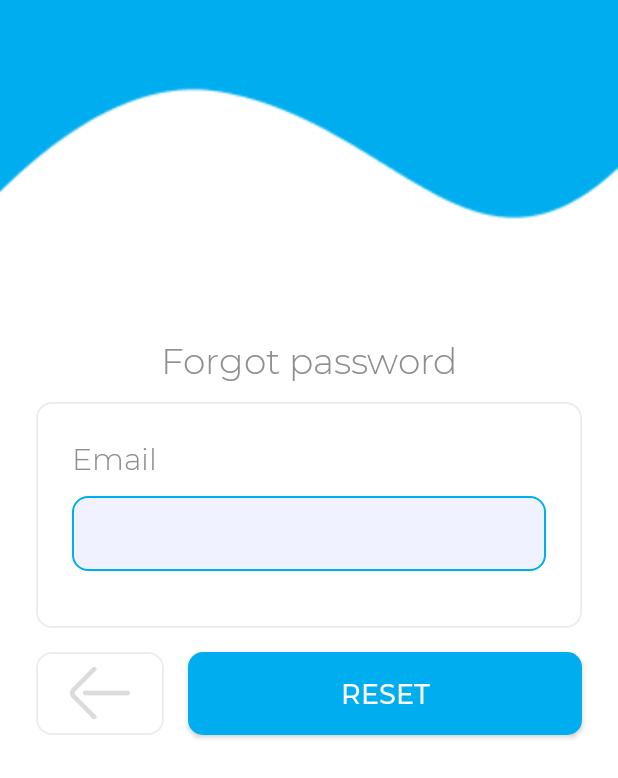
After one commit to muammarahlnn/Tugas3, an Android app: the ForgotPasswordActivity screen opened directly, with no data from a screen before it, on a phone screen of 412 x 824 dp. The commit adds this screen. Shown: the top 778 px of the screen. Run offline under Robolectric (Android 15) with nearby library versions, the phone set to English and light mode, and no system bars; our stand-ins replace Firebase (no records; nobody signed in at launch, a user with empty details on screens opened directly).

Commit message:
add ForgotPasswordActivity

```diff
--- a/app/src/main/AndroidManifest.xml
+++ b/app/src/main/AndroidManifest.xml
@@ -2,7 +2,7 @@
 <manifest xmlns:android="http://schemas.android.com/apk/res/android"
     package="com.ardnn.tugas3">
 
-    <uses-permission android:name="android.permission.INTERNET"/>
+    <uses-permission android:name="android.permission.INTERNET" />
 
     <application
         android:allowBackup="true"
@@ -11,7 +11,8 @@
         android:roundIcon="@mipmap/ic_launcher_round"
         android:supportsRtl="true"
         android:theme="@style/Theme.Tugas3">
-        <activity android:name=".HomeActivity"></activity>
+        <activity android:name=".ForgotPasswordActivity"></activity>
+        <activity android:name=".HomeActivity" />
         <activity android:name=".RegisterActivity" />
         <activity android:name=".LoginActivity" />
         <activity android:name=".SplashActivity">
--- /dev/null
+++ b/app/src/main/java/com/ardnn/tugas3/ForgotPasswordActivity.java
@@ -0,0 +1,61 @@
+package com.ardnn.tugas3;
+
+import androidx.annotation.NonNull;
+import androidx.appcompat.app.AppCompatActivity;
+
+import android.os.Bundle;
+import android.view.View;
+import android.widget.Button;
+import android.widget.EditText;
+import android.widget.LinearLayout;
+import android.widget.Toast;
+
+import com.google.android.gms.tasks.OnFailureListener;
+import com.google.android.gms.tasks.OnSuccessListener;
+import com.google.firebase.auth.FirebaseAuth;
+
+public class ForgotPasswordActivity extends AppCompatActivity implements View.OnClickListener {
+    FirebaseAuth firebaseAuth;
+    LinearLayout btnBack;
+    Button btnReset;
+    EditText etEmail;
+
+    @Override
+    protected void onCreate(Bundle savedInstanceState) {
+        super.onCreate(savedInstanceState);
+        setContentView(R.layout.activity_forgot_password);
+
+        firebaseAuth = FirebaseAuth.getInstance();
+
+        etEmail = findViewById(R.id.et_email);
+
+        btnBack = findViewById(R.id.btn_back);
+        btnBack.setOnClickListener(this);
+
+        btnReset = findViewById(R.id.btn_reset);
+        btnReset.setOnClickListener(this);
+    }
+
+    @Override
+    public void onClick(View v) {
+        switch (v.getId()) {
+            case R.id.btn_back:
+                finish();
+                break;
+            case R.id.btn_reset:
+                String email = etEmail.getText().toString();
+                firebaseAuth.sendPasswordResetEmail(email).addOnSuccessListener(new OnSuccessListener<Void>() {
+                    @Override
+                    public void onSuccess(Void aVoid) {
+                        Toast.makeText(ForgotPasswordActivity.this, "Reset link sent to your email", Toast.LENGTH_SHORT).show();
+                    }
+                }).addOnFailureListener(new OnFailureListener() {
+                    @Override
+                    public void onFailure(@NonNull Exception e) {
+                        Toast.makeText(ForgotPasswordActivity.this, "Error! Reset link is not sent " + e.getMessage(), Toast.LENGTH_SHORT).show();
+                    }
+                });
+                break;
+        }
+    }
+}
--- a/app/src/main/java/com/ardnn/tugas3/LoginActivity.java
+++ b/app/src/main/java/com/ardnn/tugas3/LoginActivity.java
@@ -8,6 +8,7 @@ import android.media.Image;
 import android.os.Bundle;
 import android.text.method.HideReturnsTransformationMethod;
 import android.text.method.PasswordTransformationMethod;
+import android.util.Log;
 import android.view.View;
 import android.widget.Button;
 import android.widget.EditText;
@@ -25,7 +26,7 @@ public class LoginActivity extends AppCompatActivity implements View.OnClickList
     FirebaseAuth firebaseAuth;
     private FirebaseAuth.AuthStateListener authStateListener;
 
-    TextView tvSignUp;
+    TextView tvSignUp, tvForgotPassword;
     ImageView btnVisibilityPass;
     EditText etEmail, etPass;
     Button btnSignIn;
@@ -57,6 +58,9 @@ public class LoginActivity extends AppCompatActivity implements View.OnClickList
         tvSignUp = findViewById(R.id.tv_signup);
         tvSignUp.setOnClickListener(this);
 
+        tvForgotPassword = findViewById(R.id.tv_forgot_password);
+        tvForgotPassword.setOnClickListener(this);
+
         btnVisibilityPass = findViewById(R.id.btn_visibility_pass);
         btnVisibilityPass.setOnClickListener(this);
 
@@ -76,6 +80,10 @@ public class LoginActivity extends AppCompatActivity implements View.OnClickList
                     ((ImageView)(v)).setImageResource(R.drawable.ic_show_pass);
                     etPass.setTransformationMethod(PasswordTransformationMethod.getInstance());
                 }
+                break;
+            case R.id.tv_forgot_password:
+                Intent goToForgotPassword = new Intent(LoginActivity.this, ForgotPasswordActivity.class);
+                startActivity(goToForgotPassword);
                 break;
             case R.id.btn_sign_in:
                 signIn();
--- /dev/null
+++ b/app/src/main/res/layout/activity_forgot_password.xml
@@ -0,0 +1,102 @@
+<?xml version="1.0" encoding="utf-8"?>
+<androidx.constraintlayout.widget.ConstraintLayout xmlns:android="http://schemas.android.com/apk/res/android"
+    xmlns:app="http://schemas.android.com/apk/res-auto"
+    xmlns:tools="http://schemas.android.com/tools"
+    android:layout_width="match_parent"
+    android:layout_height="match_parent"
+    android:background="@drawable/bg_login"
+    tools:context=".ForgotPasswordActivity">
+
+
+    <TextView
+        android:id="@+id/textView2"
+        android:layout_width="wrap_content"
+        android:layout_height="wrap_content"
+        android:layout_marginTop="224dp"
+        android:fontFamily="@font/monsterrat_light"
+        android:text="Forgot password"
+        android:textColor="@color/grayPrimary"
+        android:textSize="24sp"
+        app:layout_constraintEnd_toEndOf="parent"
+        app:layout_constraintStart_toStartOf="parent"
+        app:layout_constraintTop_toTopOf="parent" />
+
+    <LinearLayout
+        android:id="@+id/linearLayout"
+        android:layout_width="match_parent"
+        android:layout_height="wrap_content"
+        android:layout_marginTop="12dp"
+        android:background="@drawable/bg_layout_form"
+        android:orientation="vertical"
+        android:padding="24dp"
+        android:layout_marginStart="24dp"
+        android:layout_marginEnd="24dp"
+        app:layout_constraintTop_toBottomOf="@+id/textView2">
+
+        <LinearLayout
+            android:layout_width="match_parent"
+            android:layout_height="wrap_content"
+            android:layout_marginBottom="14dp"
+            android:orientation="vertical">
+
+            <TextView
+                android:layout_width="wrap_content"
+                android:layout_height="wrap_content"
+                android:layout_marginBottom="12dp"
+                android:fontFamily="@font/monsterrat_light"
+                android:text="Email"
+                android:textColor="@color/grayPrimary"
+                android:textSize="20sp" />
+
+            <EditText
+                android:id="@+id/et_email"
+                android:layout_width="match_parent"
+                android:layout_height="50dp"
+                android:background="@drawable/bg_input_edit_text"
+                android:fontFamily="@font/monsterrat_medium"
+                android:inputType="text"
+                android:lines="1"
+                android:paddingLeft="12dp"
+                android:textColor="@color/blackPrimary" />
+
+        </LinearLayout>
+
+    </LinearLayout>
+
+    <LinearLayout
+        android:id="@+id/btn_back"
+        android:layout_width="85dp"
+        android:layout_height="55dp"
+        android:layout_marginStart="24dp"
+        android:layout_marginTop="16dp"
+        android:background="@drawable/bg_layout_form"
+        android:gravity="center"
+        android:orientation="vertical"
+        app:layout_constraintStart_toStartOf="parent"
+        app:layout_constraintTop_toBottomOf="@+id/linearLayout">
+
+        <ImageView
+            android:layout_width="40dp"
+            android:layout_height="40dp"
+            android:src="@drawable/ic_back" />
+
+    </LinearLayout>
+
+    <Button
+        android:id="@+id/btn_reset"
+        android:layout_width="0dp"
+        android:layout_height="55dp"
+        android:layout_marginTop="16dp"
+        android:layout_marginStart="16dp"
+        android:layout_marginEnd="24dp"
+        android:background="@drawable/bg_button_blue_primary"
+        android:fontFamily="@font/monsterrat_medium"
+        android:text="Reset"
+        android:textColor="@color/white"
+        android:textSize="18sp"
+        app:layout_constraintEnd_toEndOf="parent"
+        app:layout_constraintStart_toEndOf="@+id/btn_back"
+        app:layout_constraintTop_toBottomOf="@+id/linearLayout" />
+
+
+</androidx.constraintlayout.widget.ConstraintLayout>
--- a/app/src/main/res/layout/activity_login.xml
+++ b/app/src/main/res/layout/activity_login.xml
@@ -125,6 +125,7 @@
                 android:textColor="@color/grayPrimary" />
 
             <TextView
+                android:id="@+id/tv_forgot_password"
                 android:layout_width="match_parent"
                 android:layout_height="wrap_content"
                 android:fontFamily="@font/monsterrat_light"
```
Also changed, not shown: app/src/main/res/drawable-v24/ic_back.png (added).
